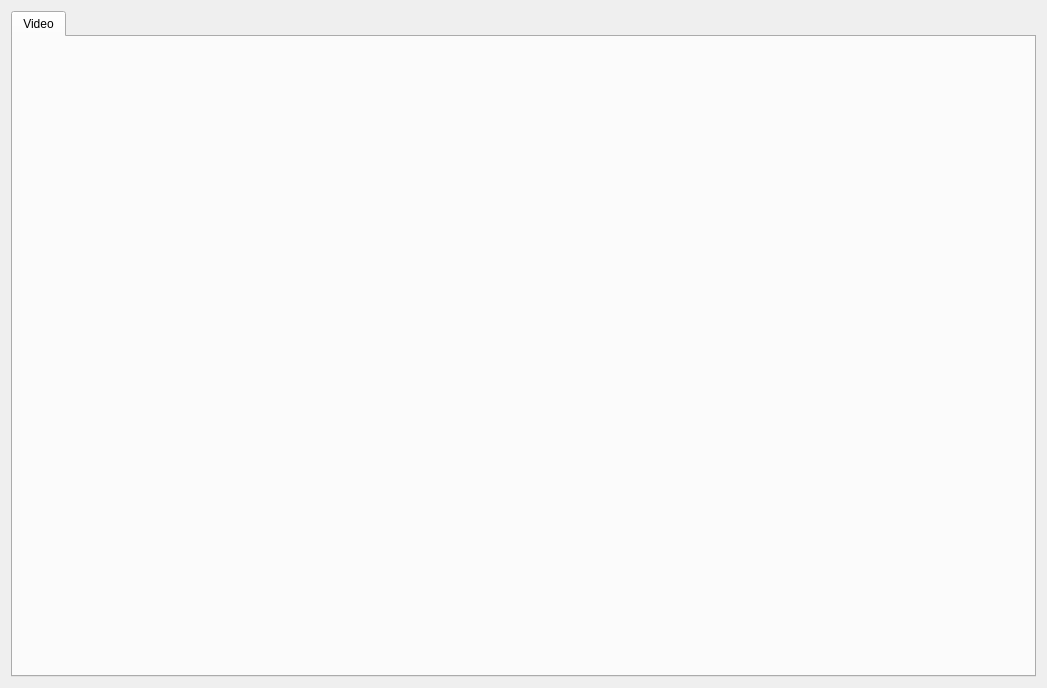
praxes/praxes, file spectromicroscopy/smpgui/ui_scanfeedback.ui: the form before one commit.
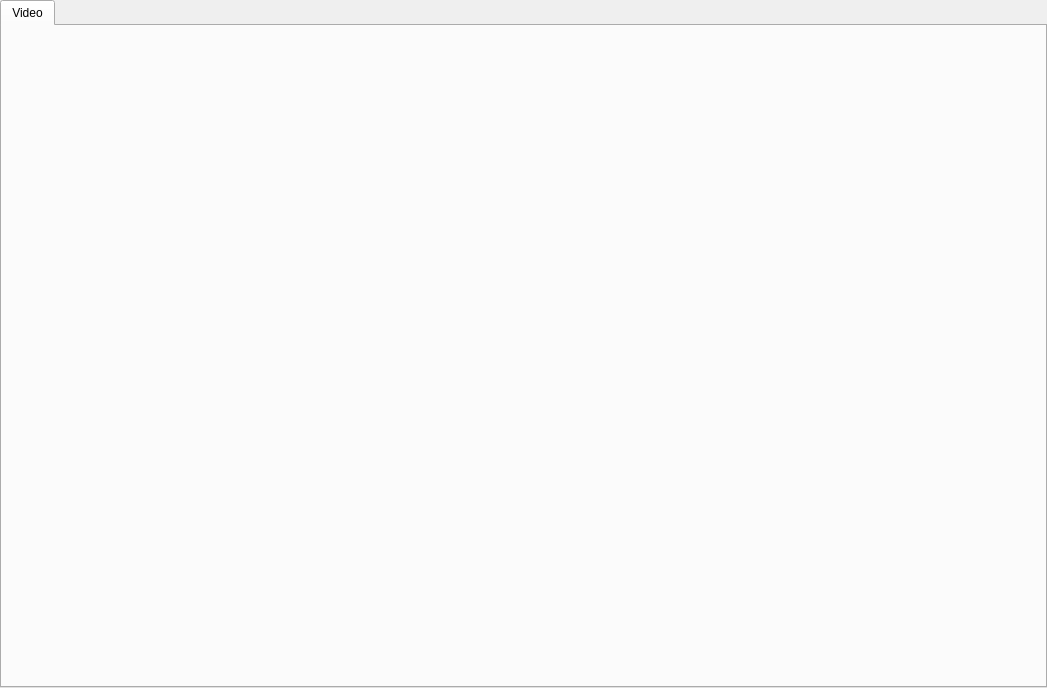
The form after the commit.

Commit message: [svn] fixed some label rendering issues in plots

```diff
--- a/spectromicroscopy/smpgui/ui_scanfeedback.ui
+++ b/spectromicroscopy/smpgui/ui_scanfeedback.ui
@@ -13,6 +13,18 @@
    <string>Form</string>
   </property>
   <layout class="QGridLayout" >
+   <property name="leftMargin" >
+    <number>0</number>
+   </property>
+   <property name="topMargin" >
+    <number>0</number>
+   </property>
+   <property name="rightMargin" >
+    <number>0</number>
+   </property>
+   <property name="bottomMargin" >
+    <number>0</number>
+   </property>
    <item row="0" column="0" >
     <widget class="QTabWidget" name="scanFeedbackTab" >
      <property name="currentIndex" >
```
The commit also changes 6 other files.
